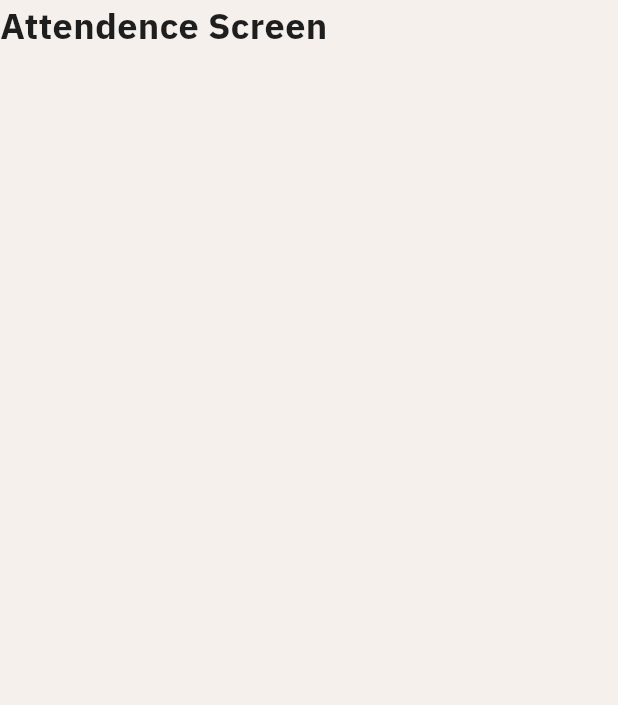
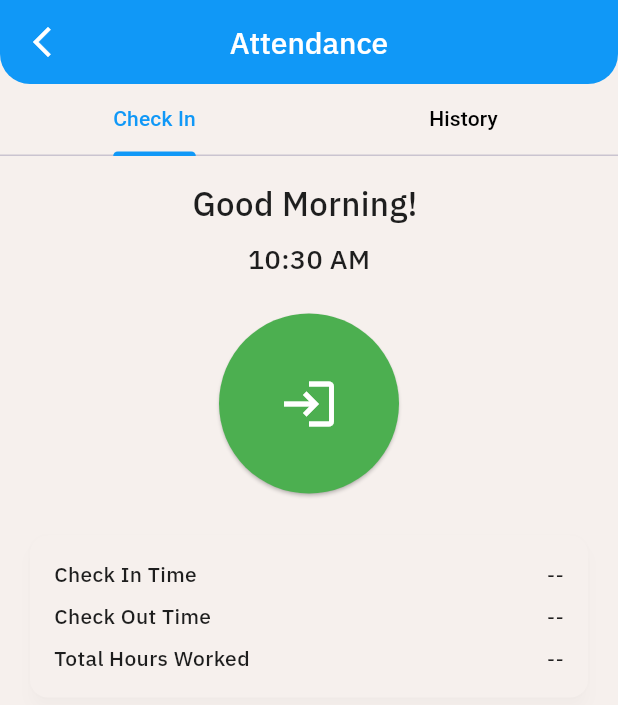
Before and after one commit to Abir-Zayn/fleek_hr, a Flutter app: the AttendenceScreen screen opened directly, on a phone screen of 412 x 824 dp. Shown: the top 705 px of the screen. Run offline on Flutter 3.47's test engine with Material 3 defaults, Android fonts, the phone set to English and light mode, and no system bars; our stand-ins replace crystal_navigation_bar, dartz, equatable, fl_chart, flutter_bloc, flutter_screenutil and 6 more.

Commit message:
attendence_screen has been added

```diff
--- a/lib/presentation/Admin/Attendence/Screen/attendence_screen.dart
+++ b/lib/presentation/Admin/Attendence/Screen/attendence_screen.dart
@@ -1,13 +1,215 @@
+import 'package:fleekhr/common/widgets/app_bar.dart';
+import 'package:fleekhr/common/widgets/appstyle.dart';
+import 'package:fleekhr/common/widgets/apptext.dart';
 import 'package:flutter/material.dart';
+import 'package:intl/intl.dart';
 
-class AttendenceScreen extends StatelessWidget {
+class AttendenceScreen extends StatefulWidget {
   const AttendenceScreen({super.key});
 
   @override
+  State<AttendenceScreen> createState() => _AttendenceScreenState();
+}
+
+class _AttendenceScreenState extends State<AttendenceScreen>
+    with SingleTickerProviderStateMixin {
+  late TabController _tabController;
+  bool isCheckedIn = false;
+  TimeOfDay? checkInTime;
+
+  @override
+  void initState() {
+    super.initState();
+    _tabController = TabController(length: 2, vsync: this);
+  }
+
+  @override
+  void dispose() {
+    _tabController.dispose();
+    super.dispose();
+  }
+
+  @override
   Widget build(BuildContext context) {
-    return Scaffold(
-      body: Text("Attendence Screen",
-          style: TextStyle(fontSize: 24, fontWeight: FontWeight.bold)),
+    return DefaultTabController(
+      length: 2,
+      initialIndex: 0,
+      child: Scaffold(
+        appBar: FleekAppBar(
+          backgroundColor: Theme.of(context).primaryColor,
+          title: 'Attendance',
+        ),
+        body: SizedBox(
+          height: MediaQuery.of(context).size.height,
+          width: MediaQuery.of(context).size.width,
+          child: Column(
+            children: [
+              //Tab bar
+              TabBar(
+                controller: _tabController,
+                indicatorColor: Theme.of(context).primaryColor,
+                labelColor: Theme.of(context).primaryColor,
+                unselectedLabelColor: Colors.black,
+                tabs: [
+                  Tab(
+                    text: 'Check In',
+                  ),
+                  Tab(
+                    text: 'History',
+                  ),
+                ],
+              ),
+
+              // Tab bar view
+              Expanded(
+                child: TabBarView(
+                  controller: _tabController,
+                  children: [
+                    _buildCheckInTab(),
+                    Center(
+                      child: AppTextstyle(
+                        text: "History Tab",
+                        style: appStyle(
+                            size: 22,
+                            color:
+                                Theme.of(context).textTheme.bodyMedium?.color ??
+                                    Colors.black,
+                            fontWeight: FontWeight.w500),
+                      ),
+                    ),
+                  ],
+                ),
+              ),
+            ],
+          ),
+        ),
+      ),
+    );
+  }
+
+  Widget _buildCheckInTab() {
+    //Todo
+    // the page starts with a Good morning/Afternoon/evening message.
+    // based on the current time
+    //
+    // Also displaying the current time
+    // current date, and day of the week
+    // Implement the circular button Check In tab UI
+    // successfully clicked on the button will throw a snackbar
+    // with the message "Check In Successfully"
+    //
+    // below the button, show the Check in time, Check out time, and total hours worked
+    //
+
+    // variables specific to the build method for formatting
+    return Padding(
+      padding: const EdgeInsets.all(16.0),
+      child: Column(
+        crossAxisAlignment: CrossAxisAlignment.center,
+        children: [
+          _greetingSection(),
+          const SizedBox(height: 24),
+          _buildCheckInButton(),
+          const SizedBox(height: 24),
+          _buildCheckInInfoCard(),
+        ],
+      ),
+    );
+  }
+
+  Widget _greetingSection() {
+    final now = DateTime.now();
+    final hour = now.hour;
+    String greeting;
+
+    if (hour < 12) {
+      greeting = 'Good Morning';
+    } else if (hour < 17) {
+      greeting = 'Good Afternoon';
+    } else {
+      greeting = 'Good Evening';
+    }
+
+    final formattedTime = DateFormat('hh:mm a').format(now);
+    final formattedDate = DateFormat('EEE, MMM d, y').format(now);
+
+    return Column(
+      children: [
+        AppTextstyle(
+          text: "$greeting! ",
+          style: appStyle(
+              size: 22,
+              color:
+                  Theme.of(context).textTheme.bodyMedium?.color ?? Colors.black,
+              fontWeight: FontWeight.w500),
+        ),
+        const SizedBox(height: 8),
+        AppTextstyle(
+          text: formattedTime,
+          style: appStyle(
+              size: 18,
+              color:
+                  Theme.of(context).textTheme.bodyMedium?.color ?? Colors.black,
+              fontWeight: FontWeight.w500),
+        ),
+      ],
+    );
+  }
+
+  Widget buildInfoRow(String label, String value) {
+    return Row(
+      mainAxisAlignment: MainAxisAlignment.spaceBetween,
+      children: [
+        Text(label, style: TextStyle(fontWeight: FontWeight.w500)),
+        Text(value, style: TextStyle(color: Colors.black87)),
+      ],
+    );
+  }
+
+  Widget _buildCheckInInfoCard() {
+    return Card(
+      elevation: 4,
+      shape: RoundedRectangleBorder(borderRadius: BorderRadius.circular(12)),
+      child: Padding(
+        padding: const EdgeInsets.all(16.0),
+        child: Column(
+          crossAxisAlignment: CrossAxisAlignment.start,
+          children: [
+            buildInfoRow("Check In Time",
+                checkInTime != null ? checkInTime!.format(context) : "--"),
+            const SizedBox(height: 8),
+            buildInfoRow("Check Out Time", "--"), // to be implemented later
+            const SizedBox(height: 8),
+            buildInfoRow(
+                "Total Hours Worked", "--"), // can be calculated after checkout
+          ],
+        ),
+      ),
+    );
+  }
+
+  Widget _buildCheckInButton() {
+    return Center(
+      child: ElevatedButton(
+        style: ElevatedButton.styleFrom(
+          shape: const CircleBorder(),
+          padding: const EdgeInsets.all(40),
+          backgroundColor: isCheckedIn ? Colors.grey : Colors.green,
+        ),
+        onPressed: isCheckedIn
+            ? null
+            : () {
+                setState(() {
+                  isCheckedIn = true;
+                  checkInTime = TimeOfDay.now();
+                });
+
+                ScaffoldMessenger.of(context).showSnackBar(
+                  const SnackBar(content: Text("Check In Successfully")),
+                );
+              },
+        child: const Icon(Icons.login, size: 40, color: Colors.white),
+      ),
     );
   }
 }
```
